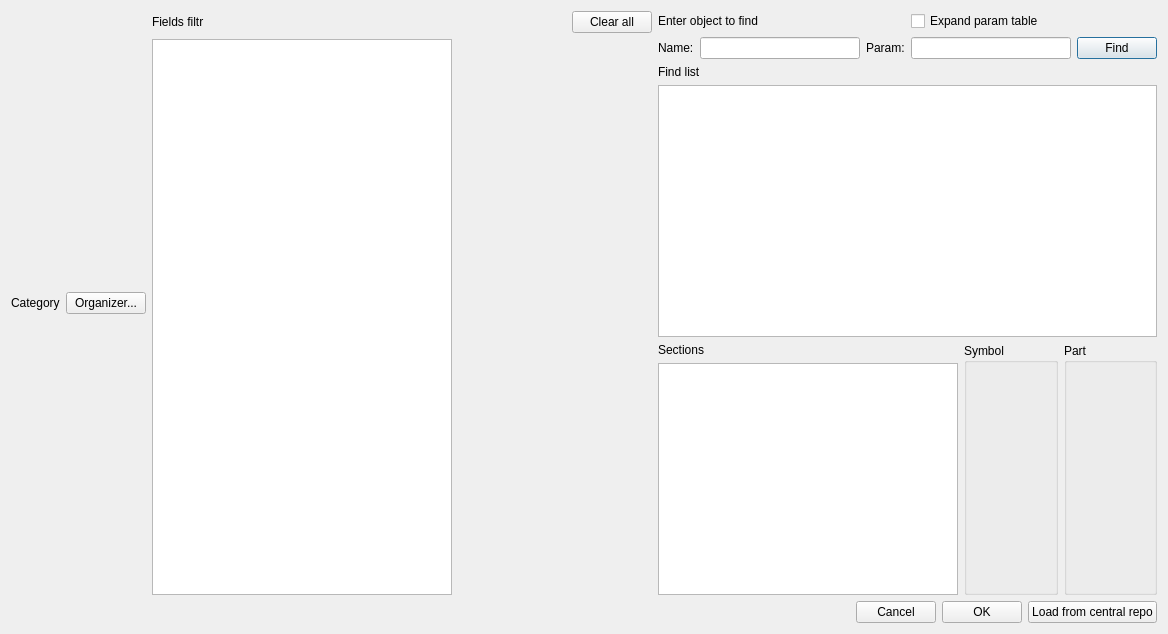
Qt form windows/SdDGetObject.ui (usiksan/SaliCAD) before a commit.
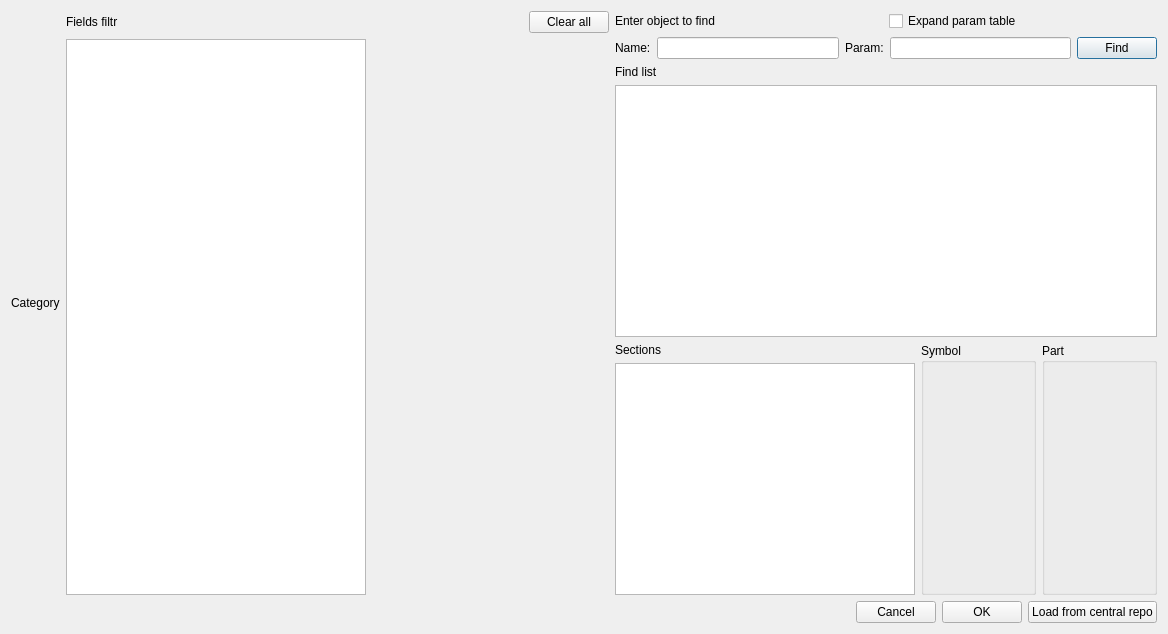
The same form after that commit.

Commit message: Remove Organize button from GetObject dialog. Append dialog title to GetObject. Change same name project checking to ignore different classes.

The edit to the form file:
```diff
--- a/windows/SdDGetObject.ui
+++ b/windows/SdDGetObject.ui
@@ -27,16 +27,6 @@
            </property>
           </widget>
          </item>
-         <item>
-          <widget class="QPushButton" name="mOrganizer">
-           <property name="enabled">
-            <bool>true</bool>
-           </property>
-           <property name="text">
-            <string>Organizer...</string>
-           </property>
-          </widget>
-         </item>
         </layout>
        </item>
       </layout>
```
Left out of the diff: 2 changed lines with no effect on the pictures. The commit also changes 5 other files.
